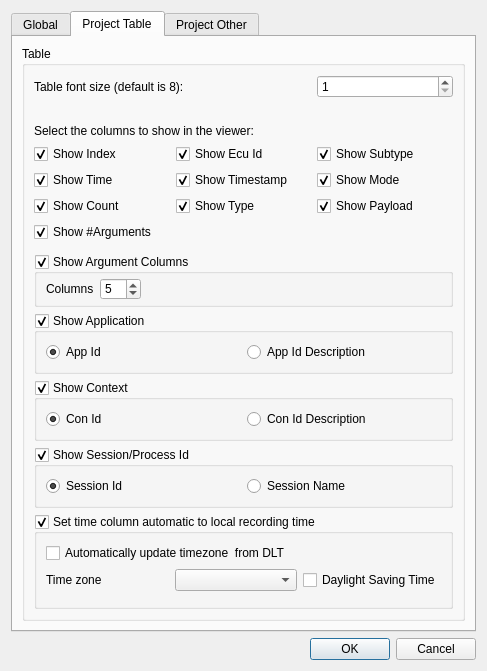
First picture: the form in src/settingsdialog.ui, repository COVESA/dlt-viewer, before the edit.
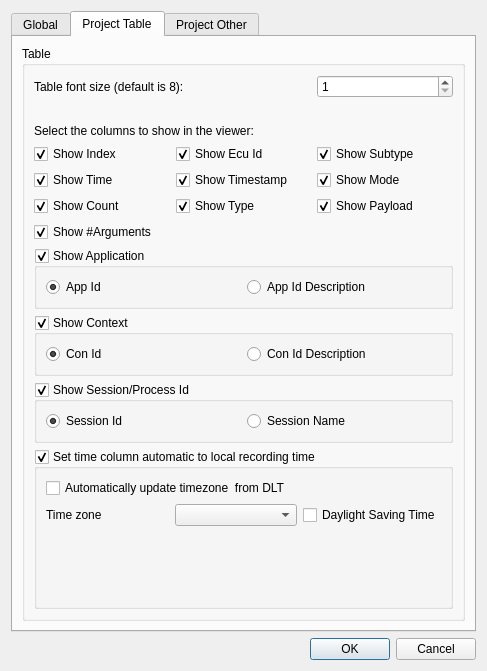
Second picture: the form after the edit. The open tabs and pages were chosen to show the change. Icons and pictures are not drawn.

Commit message: remove non functional "Sow argument columns" from Settings/project Table <Signed-off-by: Gernot Wirschal <gernot.wirschal@bmw.de>

What changed in the file:
```diff
--- a/src/settingsdialog.ui
+++ b/src/settingsdialog.ui
@@ -377,108 +377,6 @@
          </property>
          <layout class="QGridLayout" name="gridLayout_7">
           <item row="5" column="0">
-           <widget class="QGroupBox" name="groupBoxConId">
-            <property name="title">
-             <string>Show Context</string>
-            </property>
-            <property name="checkable">
-             <bool>true</bool>
-            </property>
-            <layout class="QHBoxLayout" name="horizontalLayout_3">
-             <item>
-              <widget class="QRadioButton" name="radioButtonConId">
-               <property name="text">
-                <string>Con Id</string>
-               </property>
-               <property name="checked">
-                <bool>true</bool>
-               </property>
-              </widget>
-             </item>
-             <item>
-              <widget class="QRadioButton" name="radioButtonConIdDesc">
-               <property name="text">
-                <string>Con Id Description</string>
-               </property>
-               <property name="checked">
-                <bool>false</bool>
-               </property>
-              </widget>
-             </item>
-            </layout>
-           </widget>
-          </item>
-          <item row="6" column="0">
-           <widget class="QGroupBox" name="groupBoxSessionId">
-            <property name="title">
-             <string>Show Session/Process Id</string>
-            </property>
-            <property name="checkable">
-             <bool>true</bool>
-            </property>
-            <layout class="QHBoxLayout" name="horizontalLayout_2">
-             <item>
-              <widget class="QRadioButton" name="radioButtonSessionId">
-               <property name="text">
-                <string>Session Id</string>
-               </property>
-               <property name="checked">
-                <bool>true</bool>
-               </property>
-              </widget>
-             </item>
-             <item>
-              <widget class="QRadioButton" name="radioButtonSessionName">
-               <property name="text">
-                <string>Session Name</string>
-               </property>
-              </widget>
-             </item>
-            </layout>
-           </widget>
-          </item>
-          <item row="4" column="0">
-           <widget class="QGroupBox" name="groupBoxAppId">
-            <property name="autoFillBackground">
-             <bool>false</bool>
-            </property>
-            <property name="styleSheet">
-             <string notr="true"/>
-            </property>
-            <property name="title">
-             <string>Show Application</string>
-            </property>
-            <property name="flat">
-             <bool>false</bool>
-            </property>
-            <property name="checkable">
-             <bool>true</bool>
-            </property>
-            <layout class="QHBoxLayout" name="horizontalLayout">
-             <item>
-              <widget class="QRadioButton" name="radioButtonAppId">
-               <property name="text">
-                <string>App Id</string>
-               </property>
-               <property name="checked">
-                <bool>true</bool>
-               </property>
-              </widget>
-             </item>
-             <item>
-              <widget class="QRadioButton" name="radioButtonAppIdDesc">
-               <property name="text">
-                <string>App Id Description</string>
-               </property>
-               <property name="checked">
-                <bool>false</bool>
-               </property>
-              </widget>
-             </item>
-            </layout>
-           </widget>
-          </item>
-          <item row="7" column="0">
            <widget class="QGroupBox" name="groupBoxAutomaticTimeSettings">
             <property name="title">
              <string>Set time column automatic to local recording time</string>
@@ -527,56 +425,104 @@
             </layout>
            </widget>
           </item>
+          <item row="4" column="0">
+           <widget class="QGroupBox" name="groupBoxSessionId">
+            <property name="title">
+             <string>Show Session/Process Id</string>
+            </property>
+            <property name="checkable">
+             <bool>true</bool>
+            </property>
+            <layout class="QHBoxLayout" name="horizontalLayout_2">
+             <item>
+              <widget class="QRadioButton" name="radioButtonSessionId">
+               <property name="text">
+                <string>Session Id</string>
+               </property>
+               <property name="checked">
+                <bool>true</bool>
+               </property>
+              </widget>
+             </item>
+             <item>
+              <widget class="QRadioButton" name="radioButtonSessionName">
+               <property name="text">
+                <string>Session Name</string>
+               </property>
+              </widget>
+             </item>
+            </layout>
+           </widget>
+          </item>
           <item row="3" column="0">
-           <widget class="QGroupBox" name="groupBoxArguments">
-            <property name="minimumSize">
-             <size>
-              <width>0</width>
-              <height>53</height>
-             </size>
-            </property>
+           <widget class="QGroupBox" name="groupBoxConId">
             <property name="title">
-             <string>Show Argument Columns</string>
+             <string>Show Context</string>
             </property>
             <property name="checkable">
              <bool>true</bool>
             </property>
-            <layout class="QGridLayout" name="gridLayout_11">
-             <property name="topMargin">
-              <number>4</number>
-             </property>
-             <property name="bottomMargin">
-              <number>4</number>
-             </property>
-             <item row="0" column="0">
-              <widget class="QLabel" name="label_3">
+            <layout class="QHBoxLayout" name="horizontalLayout_3">
+             <item>
+              <widget class="QRadioButton" name="radioButtonConId">
                <property name="text">
-                <string>Columns</string>
+                <string>Con Id</string>
                </property>
+               <property name="checked">
+                <bool>true</bool>
+               </property>
               </widget>
              </item>
-             <item row="0" column="1">
-              <widget class="QSpinBox" name="spinBox_showArguments">
-               <property name="maximum">
-                <number>15</number>
+             <item>
+              <widget class="QRadioButton" name="radioButtonConIdDesc">
+               <property name="text">
+                <string>Con Id Description</string>
                </property>
-               <property name="value">
-                <number>5</number>
+               <property name="checked">
+                <bool>false</bool>
                </property>
               </widget>
              </item>
-             <item row="0" column="2">
-              <spacer name="horizontalSpacer_2">
-               <property name="orientation">
-                <enum>Qt::Horizontal</enum>
+            </layout>
+           </widget>
+          </item>
+          <item row="2" column="0">
+           <widget class="QGroupBox" name="groupBoxAppId">
+            <property name="autoFillBackground">
+             <bool>false</bool>
+            </property>
+            <property name="styleSheet">
+             <string notr="true"/>
+            </property>
+            <property name="title">
+             <string>Show Application</string>
+            </property>
+            <property name="flat">
+             <bool>false</bool>
+            </property>
+            <property name="checkable">
+             <bool>true</bool>
+            </property>
+            <layout class="QHBoxLayout" name="horizontalLayout">
+             <item>
+              <widget class="QRadioButton" name="radioButtonAppId">
+               <property name="text">
+                <string>App Id</string>
                </property>
-               <property name="sizeHint" stdset="0">
-                <size>
-                 <width>40</width>
-                 <height>20</height>
-                </size>
+               <property name="checked">
+                <bool>true</bool>
                </property>
-              </spacer>
+              </widget>
+             </item>
+             <item>
+              <widget class="QRadioButton" name="radioButtonAppIdDesc">
+               <property name="text">
+                <string>App Id Description</string>
+               </property>
+               <property name="checked">
+                <bool>false</bool>
+               </property>
+              </widget>
              </item>
             </layout>
            </widget>
@@ -719,19 +665,6 @@
             </item>
            </layout>
           </item>
-          <item row="2" column="0">
-           <spacer name="verticalSpacer_4">
-            <property name="orientation">
-             <enum>Qt::Vertical</enum>
-            </property>
-            <property name="sizeHint" stdset="0">
-             <size>
-              <width>20</width>
-              <height>40</height>
-             </size>
-            </property>
-           </spacer>
-          </item>
          </layout>
         </widget>
        </item>
```
Left out of the diff: 4 changed lines with no effect on the pictures. The commit also changes 2 other files.
